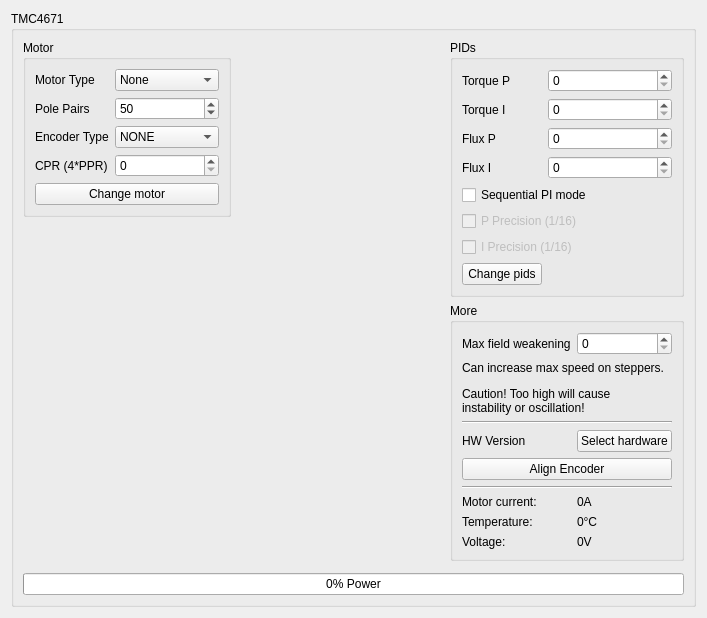
Ultrawipf/OpenFFBoard-configurator, file res/tmc4671_ui.ui: the form before one commit.
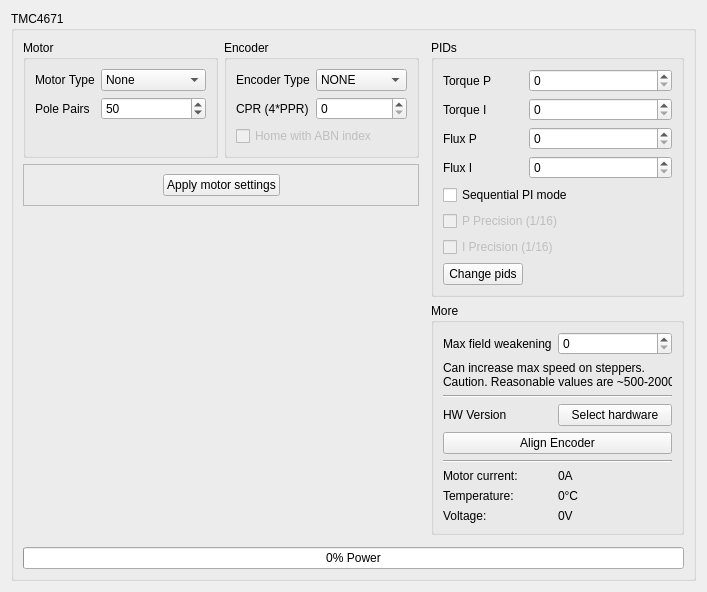
The form after the commit. Custom widgets are drawn as their Qt base class.

Commit message: Added TMC ABN homing selector

```diff
--- a/res/tmc4671_ui.ui
+++ b/res/tmc4671_ui.ui
@@ -7,7 +7,7 @@
     <x>0</x>
     <y>0</y>
     <width>707</width>
-    <height>590</height>
+    <height>553</height>
    </rect>
   </property>
   <property name="windowTitle">
@@ -20,178 +20,7 @@
       <string>TMC4671</string>
      </property>
      <layout class="QGridLayout" name="gridLayout">
-      <item row="6" column="0" colspan="3">
-       <widget class="QProgressBar" name="progressBar_power">
-        <property name="sizePolicy">
-         <sizepolicy hsizetype="Minimum" vsizetype="Fixed">
-          <horstretch>0</horstretch>
-          <verstretch>0</verstretch>
-         </sizepolicy>
-        </property>
-        <property name="layoutDirection">
-         <enum>Qt::LeftToRight</enum>
-        </property>
-        <property name="maximum">
-         <number>28000</number>
-        </property>
-        <property name="value">
-         <number>0</number>
-        </property>
-        <property name="textVisible">
-         <bool>true</bool>
-        </property>
-        <property name="format">
-         <string>%p% Power</string>
-        </property>
-       </widget>
-      </item>
-      <item row="2" column="2" rowspan="2">
-       <spacer name="verticalSpacer">
-        <property name="orientation">
-         <enum>Qt::Vertical</enum>
-        </property>
-        <property name="sizeType">
-         <enum>QSizePolicy::Expanding</enum>
-        </property>
-        <property name="sizeHint" stdset="0">
-         <size>
-          <width>0</width>
-          <height>0</height>
-         </size>
-        </property>
-       </spacer>
-      </item>
-      <item row="5" column="0">
-       <widget class="QFrame" name="frame">
-        <property name="frameShape">
-         <enum>QFrame::StyledPanel</enum>
-        </property>
-        <property name="frameShadow">
-         <enum>QFrame::Raised</enum>
-        </property>
-       </widget>
-      </item>
-      <item row="0" column="2" rowspan="2">
-       <widget class="QGroupBox" name="groupBox_2">
-        <property name="sizePolicy">
-         <sizepolicy hsizetype="Minimum" vsizetype="Minimum">
-          <horstretch>0</horstretch>
-          <verstretch>0</verstretch>
-         </sizepolicy>
-        </property>
-        <property name="maximumSize">
-         <size>
-          <width>253</width>
-          <height>16777215</height>
-         </size>
-        </property>
-        <property name="title">
-         <string>PIDs</string>
-        </property>
-        <layout class="QFormLayout" name="formLayout">
-         <item row="0" column="0">
-          <widget class="QLabel" name="label_3">
-           <property name="text">
-            <string>Torque P</string>
-           </property>
-          </widget>
-         </item>
-         <item row="0" column="1">
-          <widget class="QSpinBox" name="spinBox_tp">
-           <property name="maximum">
-            <number>32767</number>
-           </property>
-          </widget>
-         </item>
-         <item row="1" column="0">
-          <widget class="QLabel" name="label_4">
-           <property name="text">
-            <string>Torque I</string>
-           </property>
-          </widget>
-         </item>
-         <item row="1" column="1">
-          <widget class="QSpinBox" name="spinBox_ti">
-           <property name="maximum">
-            <number>32767</number>
-           </property>
-          </widget>
-         </item>
-         <item row="2" column="0">
-          <widget class="QLabel" name="label_5">
-           <property name="text">
-            <string>Flux P</string>
-           </property>
-          </widget>
-         </item>
-         <item row="2" column="1">
-          <widget class="QSpinBox" name="spinBox_fp">
-           <property name="maximum">
-            <number>32767</number>
-           </property>
-          </widget>
-         </item>
-         <item row="3" column="0">
-          <widget class="QLabel" name="label_6">
-           <property name="text">
-            <string>Flux I</string>
-           </property>
-          </widget>
-         </item>
-         <item row="3" column="1">
-          <widget class="QSpinBox" name="spinBox_fi">
-           <property name="maximum">
-            <number>32767</number>
-           </property>
-          </widget>
-         </item>
-         <item row="4" column="0" colspan="2">
-          <widget class="QCheckBox" name="checkBox_advancedpid">
-           <property name="toolTip">
-            <string>&lt;html&gt;&lt;head/&gt;&lt;body&gt;&lt;p&gt;Toggles between parallel and sequential PI modes. Requires retuning.&lt;br/&gt;Advanced (sequential) can improve impulse response.&lt;/p&gt;&lt;/body&gt;&lt;/html&gt;</string>
-           </property>
-           <property name="text">
-            <string>Sequential PI mode</string>
-           </property>
-          </widget>
-         </item>
-         <item row="7" column="0">
-          <widget class="QPushButton" name="pushButton_submitpid">
-           <property name="text">
-            <string>Change pids</string>
-           </property>
-          </widget>
-         </item>
-         <item row="5" column="0" colspan="2">
-          <widget class="QCheckBox" name="checkBox_P_Precision">
-           <property name="enabled">
-            <bool>false</bool>
-           </property>
-           <property name="text">
-            <string>P Precision (1/16)</string>
-           </property>
-           <attribute name="buttonGroup">
-            <string notr="true">buttonGroup_precision</string>
-           </attribute>
-          </widget>
-         </item>
-         <item row="6" column="0" colspan="2">
-          <widget class="QCheckBox" name="checkBox_I_Precision">
-           <property name="enabled">
-            <bool>false</bool>
-           </property>
-           <property name="text">
-            <string>I Precision (1/16)</string>
-           </property>
-           <attribute name="buttonGroup">
-            <string notr="true">buttonGroup_precision</string>
-           </attribute>
-          </widget>
-         </item>
-        </layout>
-       </widget>
-      </item>
-      <item row="4" column="2">
+      <item row="6" column="3">
        <widget class="QGroupBox" name="groupBox_4">
         <property name="maximumSize">
          <size>
@@ -220,7 +49,7 @@
          <item row="1" column="0" colspan="2">
           <widget class="QLabel" name="label_10">
            <property name="text">
-            <string>&lt;html&gt;&lt;head/&gt;&lt;body&gt;&lt;p&gt;Can increase max speed on steppers.&lt;/p&gt;&lt;p&gt;Caution! Too high will cause&lt;br/&gt;instability or oscillation!&lt;/p&gt;&lt;/body&gt;&lt;/html&gt;</string>
+            <string>&lt;html&gt;&lt;head/&gt;&lt;body&gt;&lt;p&gt;Can increase max speed on steppers.&lt;br/&gt;Caution. Reasonable values are ~500-2000&lt;/p&gt;&lt;/body&gt;&lt;/html&gt;</string>
            </property>
           </widget>
          </item>
@@ -304,11 +133,82 @@
         </layout>
        </widget>
       </item>
+      <item row="7" column="0">
+       <widget class="QFrame" name="frame">
+        <property name="frameShape">
+         <enum>QFrame::StyledPanel</enum>
+        </property>
+        <property name="frameShadow">
+         <enum>QFrame::Raised</enum>
+        </property>
+       </widget>
+      </item>
+      <item row="0" column="1">
+       <widget class="QGroupBox" name="groupBox_encoder">
+        <property name="sizePolicy">
+         <sizepolicy hsizetype="Preferred" vsizetype="Preferred">
+          <horstretch>1</horstretch>
+          <verstretch>0</verstretch>
+         </sizepolicy>
+        </property>
+        <property name="title">
+         <string>Encoder</string>
+        </property>
+        <layout class="QFormLayout" name="formLayout_4">
+         <item row="0" column="0">
+          <widget class="QLabel" name="label_7">
+           <property name="text">
+            <string>Encoder Type</string>
+           </property>
+          </widget>
+         </item>
+         <item row="0" column="1">
+          <widget class="QComboBox" name="comboBox_enc">
+           <item>
+            <property name="text">
+             <string>NONE</string>
+            </property>
+           </item>
+          </widget>
+         </item>
+         <item row="1" column="0">
+          <widget class="QLabel" name="label_8">
+           <property name="text">
+            <string>CPR (4*PPR)</string>
+           </property>
+          </widget>
+         </item>
+         <item row="1" column="1">
+          <widget class="QSpinBox" name="spinBox_cpr">
+           <property name="enabled">
+            <bool>true</bool>
+           </property>
+           <property name="toolTip">
+            <string>&lt;html&gt;&lt;head/&gt;&lt;body&gt;&lt;p&gt;Encoder resolution after quadrature (4 * PPR = CPR)&lt;/p&gt;&lt;/body&gt;&lt;/html&gt;</string>
+           </property>
+           <property name="maximum">
+            <number>65535</number>
+           </property>
+          </widget>
+         </item>
+         <item row="2" column="0" colspan="2">
+          <widget class="QCheckBox" name="checkBox_abnIndex">
+           <property name="enabled">
+            <bool>false</bool>
+           </property>
+           <property name="text">
+            <string>Home with ABN index</string>
+           </property>
+          </widget>
+         </item>
+        </layout>
+       </widget>
+      </item>
       <item row="0" column="0">
        <widget class="QGroupBox" name="groupBox_3">
         <property name="sizePolicy">
          <sizepolicy hsizetype="Preferred" vsizetype="Preferred">
-          <horstretch>0</horstretch>
+          <horstretch>1</horstretch>
           <verstretch>0</verstretch>
          </sizepolicy>
         </property>
@@ -361,53 +261,35 @@
            </property>
           </widget>
          </item>
-         <item row="2" column="0">
-          <widget class="QLabel" name="label_7">
-           <property name="text">
-            <string>Encoder Type</string>
-           </property>
-          </widget>
-         </item>
-         <item row="2" column="1">
-          <widget class="QComboBox" name="comboBox_enc">
-           <item>
-            <property name="text">
-             <string>NONE</string>
-            </property>
-           </item>
-          </widget>
-         </item>
-         <item row="3" column="0">
-          <widget class="QLabel" name="label_8">
-           <property name="text">
-            <string>CPR (4*PPR)</string>
-           </property>
-          </widget>
-         </item>
-         <item row="3" column="1">
-          <widget class="QSpinBox" name="spinBox_cpr">
-           <property name="enabled">
-            <bool>true</bool>
-           </property>
-           <property name="toolTip">
-            <string>&lt;html&gt;&lt;head/&gt;&lt;body&gt;&lt;p&gt;Encoder resolution after quadrature (4 * PPR = CPR)&lt;/p&gt;&lt;/body&gt;&lt;/html&gt;</string>
-           </property>
-           <property name="maximum">
-            <number>65535</number>
-           </property>
-          </widget>
-         </item>
-         <item row="4" column="0" colspan="2">
-          <widget class="QPushButton" name="pushButton_submitmotor">
-           <property name="text">
-            <string>Change motor</string>
-           </property>
-          </widget>
-         </item>
         </layout>
        </widget>
       </item>
-      <item row="1" column="0" rowspan="4" colspan="2">
+      <item row="8" column="0" colspan="4">
+       <widget class="QProgressBar" name="progressBar_power">
+        <property name="sizePolicy">
+         <sizepolicy hsizetype="Minimum" vsizetype="Fixed">
+          <horstretch>0</horstretch>
+          <verstretch>0</verstretch>
+         </sizepolicy>
+        </property>
+        <property name="layoutDirection">
+         <enum>Qt::LeftToRight</enum>
+        </property>
+        <property name="maximum">
+         <number>28000</number>
+        </property>
+        <property name="value">
+         <number>0</number>
+        </property>
+        <property name="textVisible">
+         <bool>true</bool>
+        </property>
+        <property name="format">
+         <string>%p% Power</string>
+        </property>
+       </widget>
+      </item>
+      <item row="2" column="0" rowspan="5" colspan="3">
        <widget class="QChartView" name="graphWidget_Amps" native="true">
         <property name="sizePolicy">
          <sizepolicy hsizetype="Preferred" vsizetype="Preferred">
@@ -417,6 +299,187 @@
         </property>
        </widget>
       </item>
+      <item row="1" column="0" colspan="2">
+       <widget class="QFrame" name="frame_2">
+        <property name="frameShape">
+         <enum>QFrame::StyledPanel</enum>
+        </property>
+        <property name="frameShadow">
+         <enum>QFrame::Raised</enum>
+        </property>
+        <layout class="QGridLayout" name="gridLayout_2">
+         <item row="0" column="0">
+          <spacer name="horizontalSpacer_2">
+           <property name="orientation">
+            <enum>Qt::Horizontal</enum>
+           </property>
+           <property name="sizeHint" stdset="0">
+            <size>
+             <width>40</width>
+             <height>20</height>
+            </size>
+           </property>
+          </spacer>
+         </item>
+         <item row="0" column="1">
+          <widget class="QPushButton" name="pushButton_submitmotor">
+           <property name="text">
+            <string>Apply motor settings</string>
+           </property>
+          </widget>
+         </item>
+         <item row="0" column="2">
+          <spacer name="horizontalSpacer_3">
+           <property name="orientation">
+            <enum>Qt::Horizontal</enum>
+           </property>
+           <property name="sizeHint" stdset="0">
+            <size>
+             <width>40</width>
+             <height>20</height>
+            </size>
+           </property>
+          </spacer>
+         </item>
+        </layout>
+       </widget>
+      </item>
+      <item row="0" column="3" rowspan="3">
+       <widget class="QGroupBox" name="groupBox_2">
+        <property name="sizePolicy">
+         <sizepolicy hsizetype="Minimum" vsizetype="Minimum">
+          <horstretch>0</horstretch>
+          <verstretch>0</verstretch>
+         </sizepolicy>
+        </property>
+        <property name="maximumSize">
+         <size>
+          <width>253</width>
+          <height>16777215</height>
+         </size>
+        </property>
+        <property name="title">
+         <string>PIDs</string>
+        </property>
+        <layout class="QFormLayout" name="formLayout">
+         <item row="0" column="0">
+          <widget class="QLabel" name="label_3">
+           <property name="text">
+            <string>Torque P</string>
+           </property>
+          </widget>
+         </item>
+         <item row="0" column="1">
+          <widget class="QSpinBox" name="spinBox_tp">
+           <property name="maximum">
+            <number>32767</number>
+           </property>
+          </widget>
+         </item>
+         <item row="1" column="0">
+          <widget class="QLabel" name="label_4">
+           <property name="text">
+            <string>Torque I</string>
+           </property>
+          </widget>
+         </item>
+         <item row="1" column="1">
+          <widget class="QSpinBox" name="spinBox_ti">
+           <property name="maximum">
+            <number>32767</number>
+           </property>
+          </widget>
+         </item>
+         <item row="2" column="0">
+          <widget class="QLabel" name="label_5">
+           <property name="text">
+            <string>Flux P</string>
+           </property>
+          </widget>
+         </item>
+         <item row="2" column="1">
+          <widget class="QSpinBox" name="spinBox_fp">
+           <property name="maximum">
+            <number>32767</number>
+           </property>
+          </widget>
+         </item>
+         <item row="3" column="0">
+          <widget class="QLabel" name="label_6">
+           <property name="text">
+            <string>Flux I</string>
+           </property>
+          </widget>
+         </item>
+         <item row="3" column="1">
+          <widget class="QSpinBox" name="spinBox_fi">
+           <property name="maximum">
+            <number>32767</number>
+           </property>
+          </widget>
+         </item>
+         <item row="4" column="0" colspan="2">
+          <widget class="QCheckBox" name="checkBox_advancedpid">
+           <property name="toolTip">
+            <string>&lt;html&gt;&lt;head/&gt;&lt;body&gt;&lt;p&gt;Toggles between parallel and sequential PI modes. Requires retuning.&lt;br/&gt;Advanced (sequential) can improve impulse response.&lt;/p&gt;&lt;/body&gt;&lt;/html&gt;</string>
+           </property>
+           <property name="text">
+            <string>Sequential PI mode</string>
+           </property>
+          </widget>
+         </item>
+         <item row="7" column="0">
+          <widget class="QPushButton" name="pushButton_submitpid">
+           <property name="text">
+            <string>Change pids</string>
+           </property>
+          </widget>
+         </item>
+         <item row="5" column="0" colspan="2">
+          <widget class="QCheckBox" name="checkBox_P_Precision">
+           <property name="enabled">
+            <bool>false</bool>
+           </property>
+           <property name="text">
+            <string>P Precision (1/16)</string>
+           </property>
+           <attribute name="buttonGroup">
+            <string notr="true">buttonGroup_precision</string>
+           </attribute>
+          </widget>
+         </item>
+         <item row="6" column="0" colspan="2">
+          <widget class="QCheckBox" name="checkBox_I_Precision">
+           <property name="enabled">
+            <bool>false</bool>
+           </property>
+           <property name="text">
+            <string>I Precision (1/16)</string>
+           </property>
+           <attribute name="buttonGroup">
+            <string notr="true">buttonGroup_precision</string>
+           </attribute>
+          </widget>
+         </item>
+        </layout>
+       </widget>
+      </item>
+      <item row="3" column="3" rowspan="3">
+       <spacer name="verticalSpacer">
+        <property name="orientation">
+         <enum>Qt::Vertical</enum>
+        </property>
+        <property name="sizeType">
+         <enum>QSizePolicy::Expanding</enum>
+        </property>
+        <property name="sizeHint" stdset="0">
+         <size>
+          <width>0</width>
+          <height>0</height>
+         </size>
+        </property>
+       </spacer>
+      </item>
      </layout>
     </widget>
    </item>
```
Left out of the diff: 15 changed lines with no effect on the pictures. The commit also changes 1 other file.
